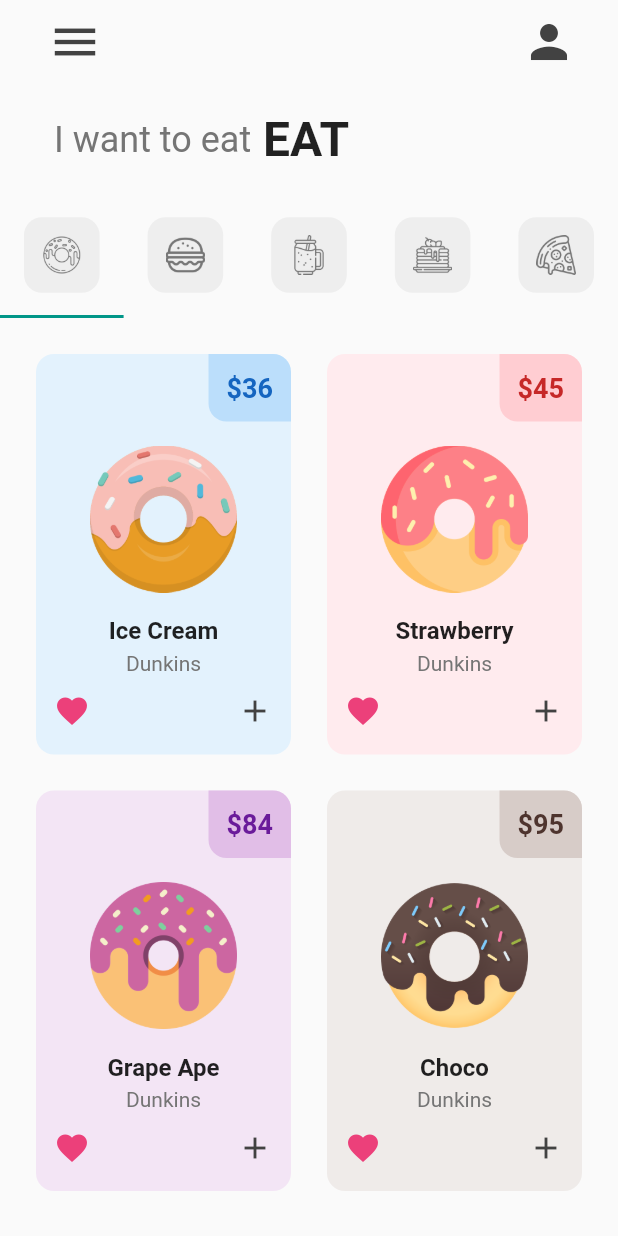
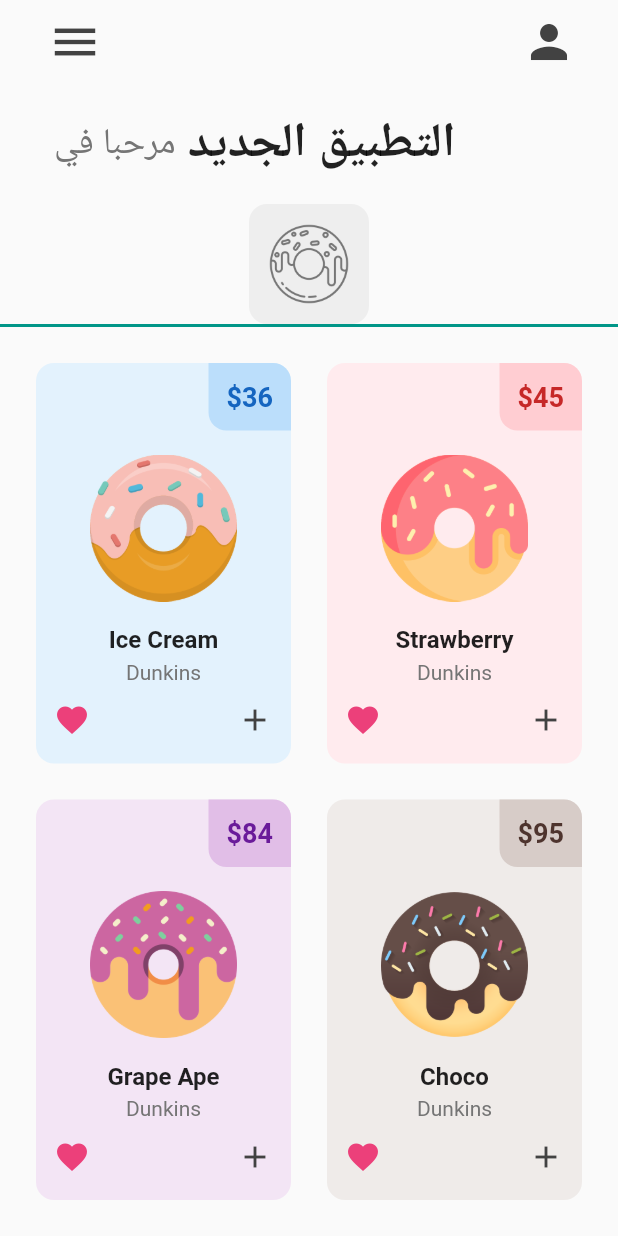
Before and after one commit to M7MMAD-OMAR/temp_flutter_project, a Flutter app: the screen it shows once a user with an empty profile is signed in, on a phone screen of 412 x 824 dp. Run offline on Flutter 3.47's test engine with Material 2 defaults, Android fonts, the phone set to English and light mode, and no system bars; our stand-ins replace awesome_snackbar_content, firebase_auth, firebase_core; accounts and stored records are empty.

Commit message:
fix all problems and finished app

```diff
--- a/lib/pages/home_page.dart
+++ b/lib/pages/home_page.dart
@@ -21,26 +21,26 @@
     MyTab(
       iconPath: 'lib/icons/donut.png',
     ),
-
-    // burger tab
-    MyTab(
-      iconPath: 'lib/icons/burger.png',
-    ),
-
-    // smoothie tab
-    MyTab(
-      iconPath: 'lib/icons/smoothie.png',
-    ),
-
-    // pancake tab
-    MyTab(
-      iconPath: 'lib/icons/pancakes.png',
-    ),
-
-    // pizza tab
-    MyTab(
-      iconPath: 'lib/icons/pizza.png',
-    ),
+    //
+    // // burger tab
+    // MyTab(
+    //   iconPath: 'lib/icons/burger.png',
+    // ),
+    //
+    // // smoothie tab
+    // MyTab(
+    //   iconPath: 'lib/icons/smoothie.png',
+    // ),
+    //
+    // // pancake tab
+    // MyTab(
+    //   iconPath: 'lib/icons/pancakes.png',
+    // ),
+    //
+    // // pizza tab
+    // MyTab(
+    //   iconPath: 'lib/icons/pizza.png',
+    // ),
   ];
 
   @override
@@ -89,11 +89,11 @@
               child: Row(
                 children: [
                   Text(
-                    'I want to eat',
+                    'مرحبا في',
                     style: TextStyle(fontSize: 24, color: Colors.grey[600]),
                   ),
                   const Text(
-                    ' EAT',
+                    ' التطبيق الجديد',
                     style: TextStyle(fontSize: 32, fontWeight: FontWeight.bold),
                   ),
                 ],
```
